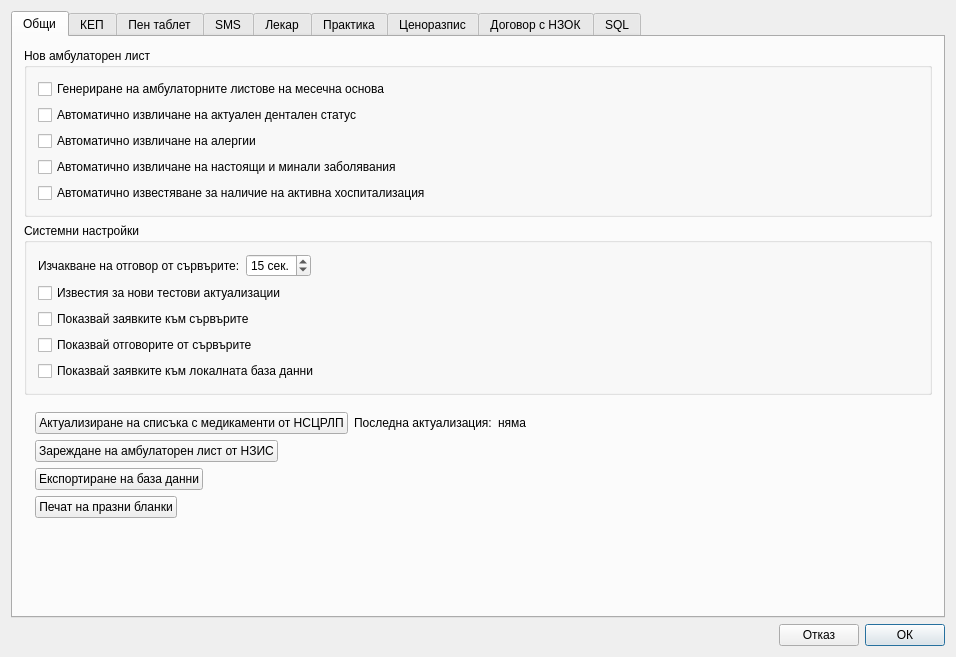
Old version of the form src/View/Widgets/SettingsDialog.ui in the repository thefinalcutbg/DinoDent.
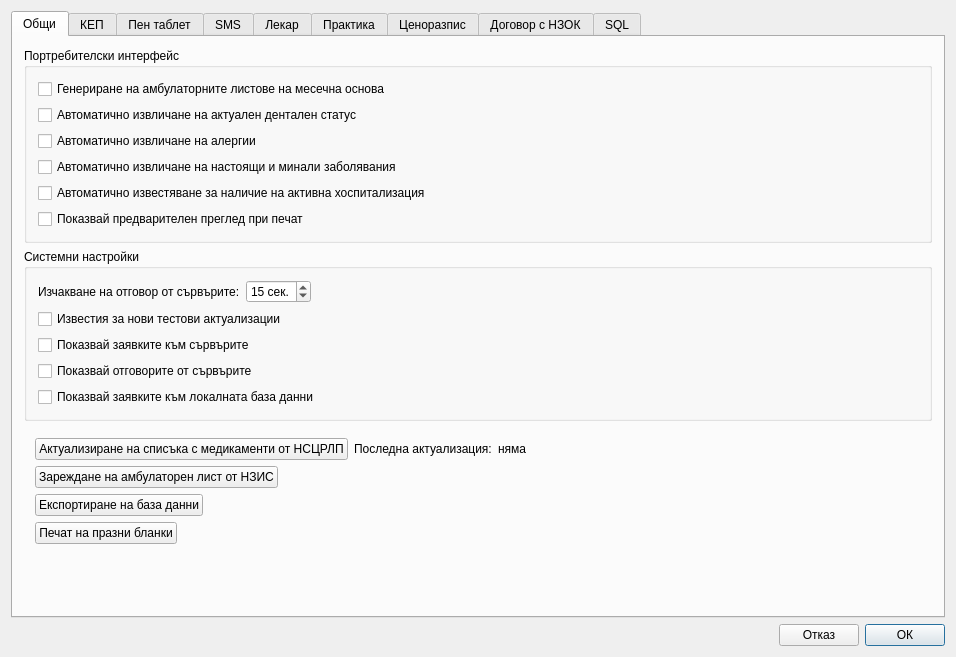
New version of the form. The open tabs and pages were chosen to show the change. Custom widgets are drawn as their Qt base class.

Commit message: Print preview added

What changed in the file:
```diff
--- a/src/View/Widgets/SettingsDialog.ui
+++ b/src/View/Widgets/SettingsDialog.ui
@@ -48,7 +48,7 @@
           </size>
          </property>
          <property name="title">
-          <string>Нов амбулаторен лист</string>
+          <string>Портребителски интерфейс</string>
          </property>
          <layout class="QVBoxLayout" name="verticalLayout_27">
           <item>
@@ -86,6 +86,13 @@
             </property>
            </widget>
           </item>
+          <item>
+           <widget class="QCheckBox" name="printPrevCheck">
+            <property name="text">
+             <string>Показвай предварителен преглед при печат</string>
+            </property>
+           </widget>
+          </item>
          </layout>
         </widget>
        </item>
```
Left out of the diff: 2 changed lines with no effect on the pictures. The commit also changes 14 other files.
